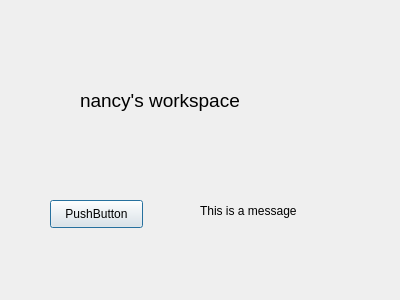
AbdelrahmanShorim/gittest, file gittest/n.ui: the form before one commit.
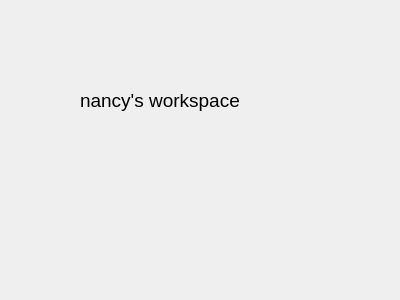
The form after the commit.

Patch:
```diff
--- a/gittest/n.ui
+++ b/gittest/n.ui
@@ -31,32 +31,6 @@
     <string>nancy's workspace</string>
    </property>
   </widget>
-  <widget class="QLabel" name="message">
-   <property name="geometry">
-    <rect>
-     <x>200</x>
-     <y>180</y>
-     <width>171</width>
-     <height>61</height>
-    </rect>
-   </property>
-   <property name="text">
-    <string>This is a message</string>
-   </property>
-  </widget>
-  <widget class="QPushButton" name="pushButton">
-   <property name="geometry">
-    <rect>
-     <x>50</x>
-     <y>200</y>
-     <width>93</width>
-     <height>28</height>
-    </rect>
-   </property>
-   <property name="text">
-    <string>PushButton</string>
-   </property>
-  </widget>
  </widget>
  <resources/>
  <connections/>
```
